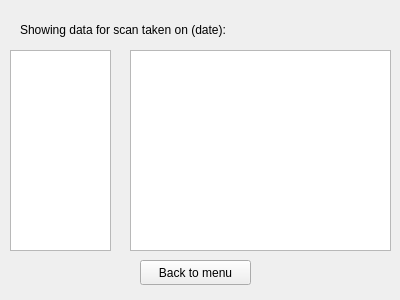
This is datapage.ui in andreias144/3004Final as Qt 5 draws it before an edit. The edited form follows.
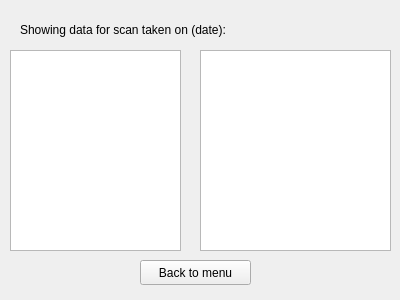
This is the edited form. The open tabs and pages were chosen to show the change.

The edit to the form file:
```diff
--- a/datapage.ui
+++ b/datapage.ui
@@ -47,9 +47,9 @@
     <widget class="QTableView" name="organTable">
      <property name="geometry">
       <rect>
-       <x>130</x>
+       <x>200</x>
        <y>50</y>
-       <width>261</width>
+       <width>191</width>
        <height>201</height>
       </rect>
      </property>
@@ -72,7 +72,7 @@
       <rect>
        <x>10</x>
        <y>50</y>
-       <width>101</width>
+       <width>171</width>
        <height>201</height>
       </rect>
      </property>
```
